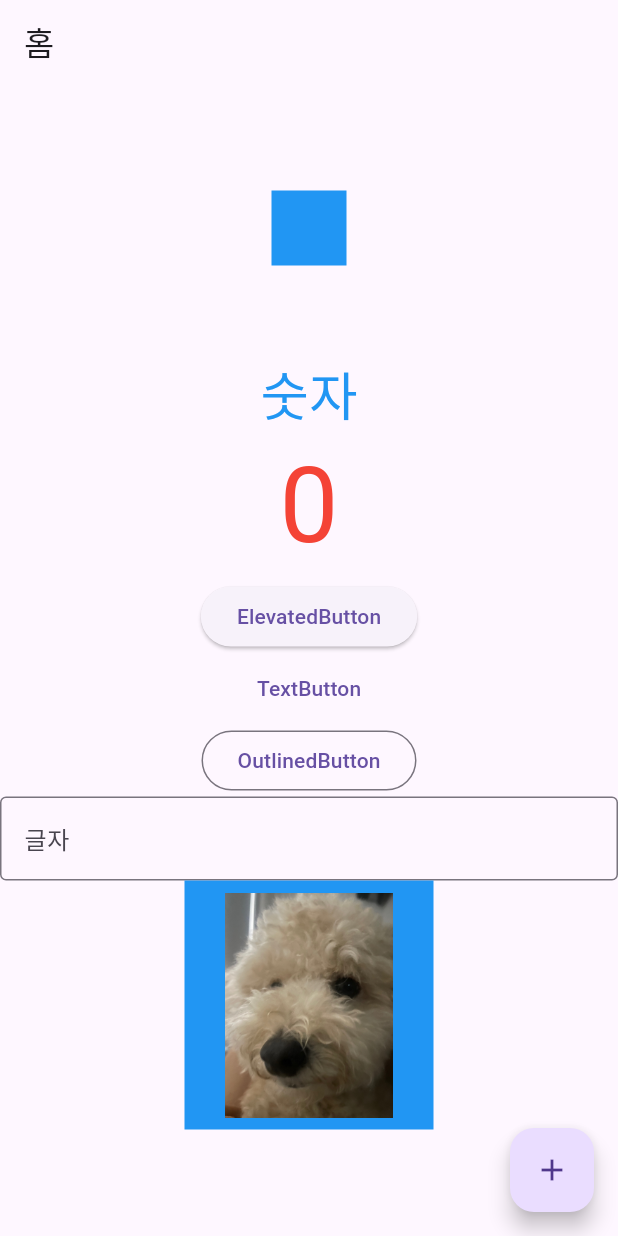
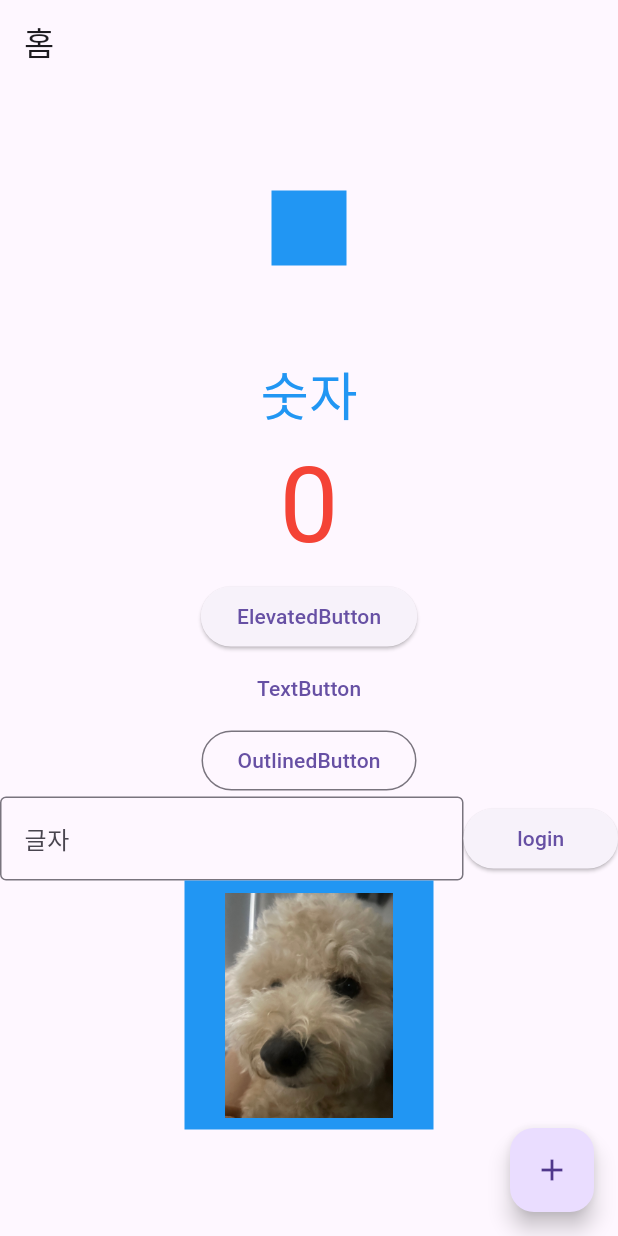
Before and after one commit to kimlg2/flutter_first, a Flutter app: the screen it shows after launch, on a phone screen of 412 x 824 dp. Run offline on Flutter 3.47's test engine with Material 3 defaults, Android fonts, the phone set to English and light mode, and no system bars.

Commit message:
Expanded 사용방법

```diff
--- a/lib/My_home_page.dart
+++ b/lib/My_home_page.dart
@@ -63,10 +63,12 @@ class _MyHomePageState extends State<MyHomePage> {
                 child: Text('OutlinedButton'),
 
               ),
-              TextField(
-
+              Row(
+                children: [
+                  Expanded(
+                    flex: 3,
+                    child: TextField(
                       decoration: InputDecoration(
-
                         labelText: '글자',
                          border: OutlineInputBorder(),
                       ),
@@ -74,6 +76,15 @@ class _MyHomePageState extends State<MyHomePage> {
                       onChanged: (text) {
                         print(text);
                       },
+                      ),
+                  ),
+                  Expanded(
+                    child: ElevatedButton(
+                      onPressed: () {},
+                      child: Text('login'),
+                    ),
+                  ),
+                ],
               ),
 
               Container(
```
Lines whose indentation alone changed are shown as unchanged.
